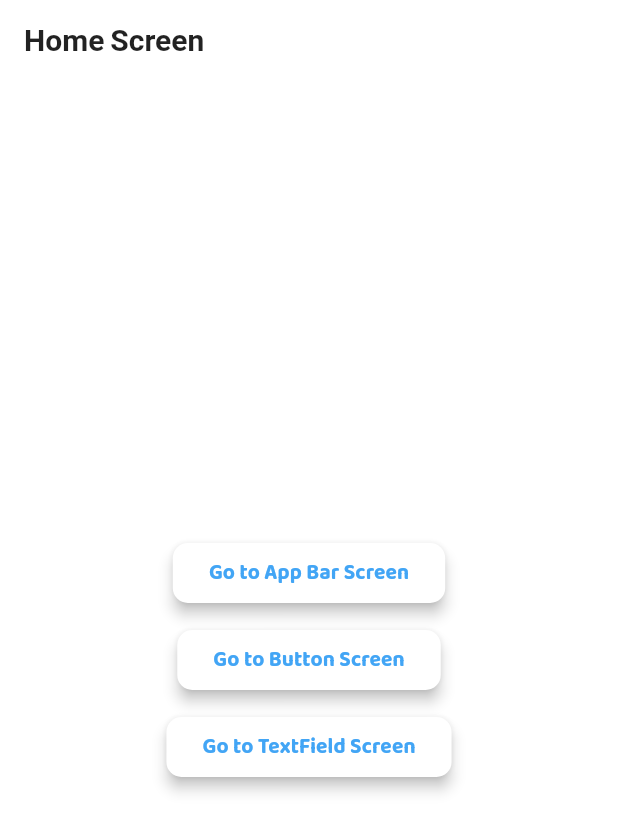
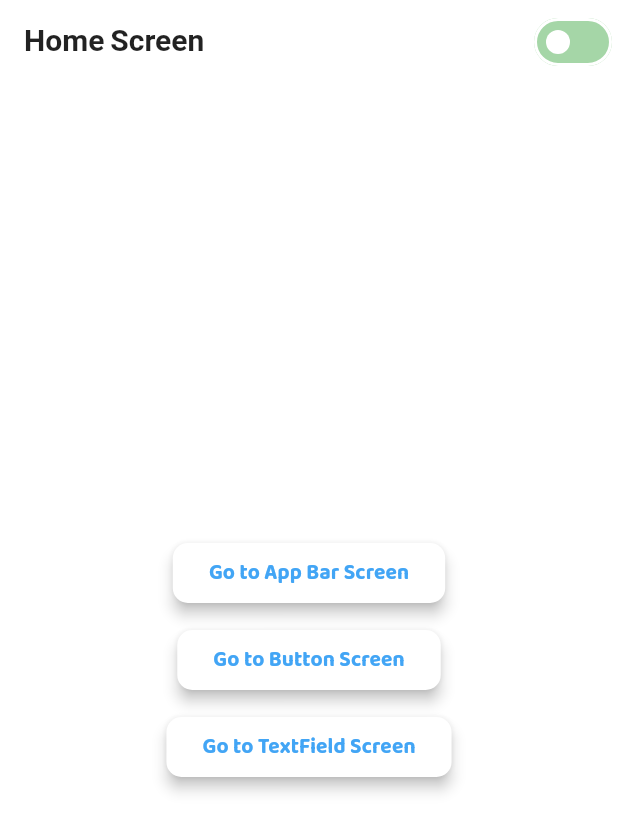
Before and after one commit to blackshadowsoftwareltd/Theme-Material-3, a Flutter app: the screen it shows after launch, on a phone screen of 412 x 824 dp. Shown: the top 832 px of the screen. Run offline on Flutter 3.47's test engine with Material 2 defaults, Android fonts, the phone set to English and light mode, and no system bars; our stand-ins replace flutter_riverpod, google_fonts.

Commit message:
theme switching

```diff
--- a/lib/main.dart
+++ b/lib/main.dart
@@ -1,22 +1,22 @@
 import 'package:flutter/material.dart';
-import 'package:flutter_riverpod/flutter_riverpod.dart'show ProviderScope;
-import 'package:theme_material_3/modules/home/home.dart'show HomeScreen;
-import 'helpers/themes/light.dart';
+import 'package:flutter_riverpod/flutter_riverpod.dart'
+    show ConsumerWidget, ProviderScope, WidgetRef;
+import 'package:theme_material_3/modules/home/home.dart' show HomeScreen;
+import 'package:theme_material_3/providers/theme.dart' show themeProvider;
 
+void main() => runApp(const ProviderScope(child: Main()));
 
-void main() {
-  runApp(const ProviderScope(child: Main()));
-}
-
-class Main extends StatelessWidget {
+class Main extends ConsumerWidget {
   const Main({super.key});
 
   @override
-  Widget build(BuildContext context) {
+  Widget build(BuildContext context, WidgetRef ref) {
+    final theme = ref.watch(themeProvider);
     return MaterialApp(
-      theme: lightTheme,
+      theme: theme,
 
-      ///* = = = = = = = = = = = = = = = = = = = = s
+      ///* = = = = = = = = = = = = = = = = = = = =
+      debugShowCheckedModeBanner: false,
       builder: (context, child) => MediaQuery(
           data: MediaQuery.of(context)
               .copyWith(textScaleFactor: 1.0, devicePixelRatio: 1.0),
--- a/lib/modules/appbars/appbar.dart
+++ b/lib/modules/appbars/appbar.dart
@@ -1,4 +1,5 @@
 import 'package:flutter/material.dart';
+import '../buttons/theme_button.dart' show ThemeButton;
 
 class AppBarScreen extends StatelessWidget {
   const AppBarScreen({super.key});
@@ -8,6 +9,7 @@ class AppBarScreen extends StatelessWidget {
     return Scaffold(
       appBar: AppBar(
         title: const Text('AppBar Screen'),
+        actions: const [ThemeButton()],
       ),
     );
   }
--- a/lib/modules/buttons/buttons.dart
+++ b/lib/modules/buttons/buttons.dart
@@ -1,4 +1,6 @@
 import 'package:flutter/material.dart';
+
+import 'theme_button.dart' show ThemeButton;
 
 class ButtonScreen extends StatelessWidget {
   const ButtonScreen({super.key});
@@ -8,6 +10,7 @@ class ButtonScreen extends StatelessWidget {
     return Scaffold(
       appBar: AppBar(
         title: const Text('Buttons Screen'),
+        actions: const [ThemeButton()],
       ),
     );
   }
--- /dev/null
+++ b/lib/modules/buttons/theme_button.dart
@@ -0,0 +1,18 @@
+import 'package:flutter/material.dart';
+import 'package:flutter_riverpod/flutter_riverpod.dart'
+    show ConsumerWidget, WidgetRef;
+import 'package:theme_material_3/helpers/themes/dark.dart' show darkTheme;
+import '../../providers/theme.dart' show themeProvider;
+
+class ThemeButton extends ConsumerWidget {
+  const ThemeButton({super.key});
+
+  @override
+  Widget build(BuildContext context, WidgetRef ref) {
+    final theme = ref.watch(themeProvider);
+    return Switch(
+      value: theme == darkTheme,
+      onChanged: (_) => ref.read(themeProvider.notifier).toggle(),
+    );
+  }
+}
--- a/lib/modules/home/home.dart
+++ b/lib/modules/home/home.dart
@@ -5,6 +5,7 @@ import 'package:theme_material_3/modules/buttons/buttons.dart'
     show ButtonScreen;
 import 'package:theme_material_3/modules/textfields/text_field.dart'
     show TextFieleScreen;
+import '../buttons/theme_button.dart' show ThemeButton;
 
 class HomeScreen extends StatelessWidget {
   const HomeScreen({super.key});
@@ -14,6 +15,7 @@ class HomeScreen extends StatelessWidget {
     return Scaffold(
       appBar: AppBar(
         title: const Text('Home Screen'),
+        actions: const [ThemeButton()],
       ),
       body: Center(
         child: Column(mainAxisAlignment: MainAxisAlignment.center, children: [
--- a/lib/modules/textfields/text_field.dart
+++ b/lib/modules/textfields/text_field.dart
@@ -1,4 +1,5 @@
 import 'package:flutter/material.dart';
+import '../buttons/theme_button.dart' show ThemeButton;
 
 class TextFieleScreen extends StatelessWidget {
   const TextFieleScreen({super.key});
@@ -8,6 +9,7 @@ class TextFieleScreen extends StatelessWidget {
     return Scaffold(
       appBar: AppBar(
         title: const Text('TextFiled Screen'),
+        actions: const [ThemeButton()],
       ),
     );
   }
```
Also changed, not shown: lib/providers/theme.dart (added, +16 -0 lines).
